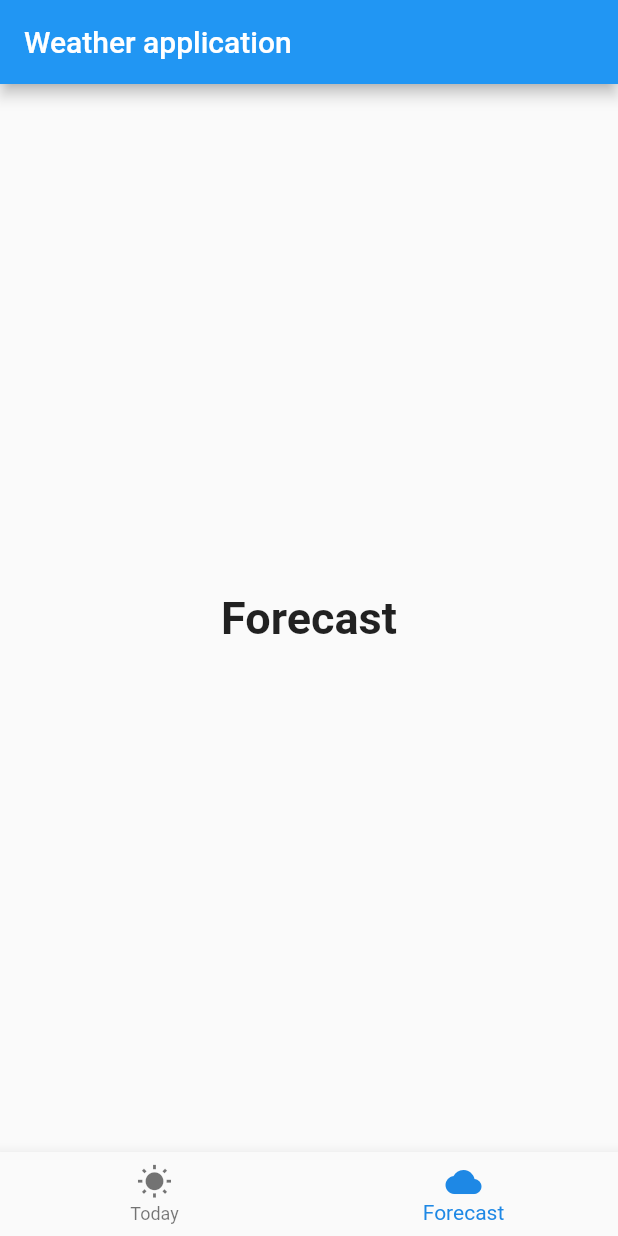
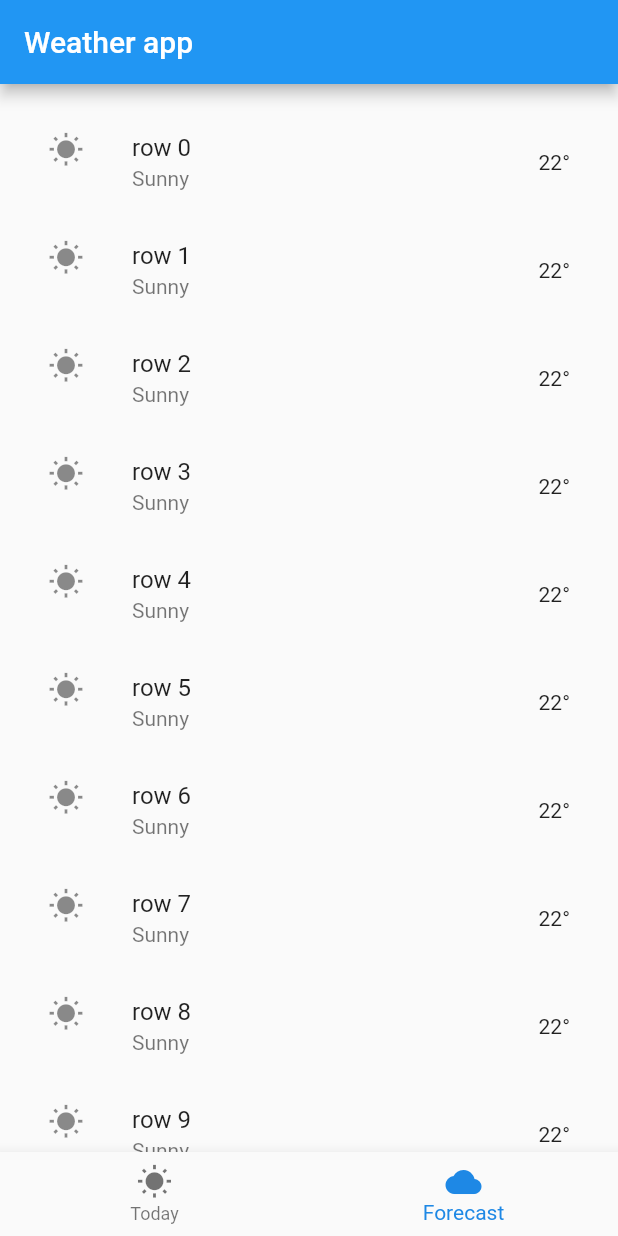
Before and after one commit to lanaumch/WeatherApp, a Flutter app: the screen it shows after launch, item 2 of the bottom bar chosen, on a phone screen of 412 x 824 dp. Run offline on Flutter 3.47's test engine with Material 2 defaults, Android fonts, the phone set to English and light mode, and no system bars; our stand-ins replace geolocator.

Commit message:
add location tracking

```diff
--- a/lib/main.dart
+++ b/lib/main.dart
@@ -1,9 +1,11 @@
 import 'package:flutter/material.dart';
+import 'package:http/http.dart' as http;
+import 'package:geolocator/geolocator.dart';
 
 void main() => runApp(WeatherApp());
 
 class WeatherApp extends StatelessWidget {
-  static const String _title = 'WeatherApp';
+  static const String _title = 'Weather App';
 
   @override
   Widget build(BuildContext context) {
@@ -23,23 +25,70 @@ class WeatherStatefulWidget extends StatefulWidget {
 
 class _WeatherStatefulWidgetState extends State<WeatherStatefulWidget> {
   int _selectedIndex = 0;
+  Geolocator geolocator = Geolocator();
+  static Position userLocation;
+  @override
+  void initState() {
+    // TODO: implement initState
+    super.initState();
+    _getLocation().then((position) {
+      userLocation = position;
+    });
+  }
+
   static const TextStyle optionStyle =
   TextStyle(fontSize: 30, fontWeight: FontWeight.bold);
-  static const List<Widget> _widgetOptions = <Widget>[
-    Text(
-      'Today',
+  static List<Widget> _widgetOptions = <Widget>[
+    userLocation == null
+        ? CircularProgressIndicator()
+        : Text("Location:" +
+          userLocation.latitude.toString() +
+          " " +
+          userLocation.longitude.toString(),
       style: optionStyle,
     ),
-    Text(
-      'Forecast',
-      style: optionStyle,
+    ListView.builder(
+      padding: const EdgeInsets.all(16.0),
+      itemBuilder: (context, index) {
+        return ListTile(
+          leading: Icon(Icons.wb_sunny),
+          title: Text('row $index'),
+          subtitle: Text('Sunny'),
+          trailing: Text('22°'),
+        );
+      }
     ),
   ];
 
   void _onItemTapped(int index) {
+    _getLocation().then((value) {
+      setState(() {
+        userLocation = value;
+        print("VALUE: "+userLocation.latitude.toString() );
+      });
+      _widgetOptions[0]= userLocation == null
+          ? CircularProgressIndicator()
+          : Text("Location:" +
+          userLocation.latitude.toString() +
+          " " +
+          userLocation.longitude.toString(),
+        style: optionStyle,
+      );
+    });
     setState(() {
       _selectedIndex = index;
+      print('INDEX');
     });
+  }
+  Future<Position> _getLocation() async {
+    var currentLocation;
+    try {
+      currentLocation = await geolocator.getCurrentPosition(
+          desiredAccuracy: LocationAccuracy.best);
+    } catch (e) {
+      currentLocation = null;
+    }
+    return currentLocation;
   }
 
 
@@ -48,7 +97,7 @@ class _WeatherStatefulWidgetState extends State<WeatherStatefulWidget> {
   Widget build(BuildContext context) {
     return Scaffold(
       appBar: AppBar(
-        title: const Text('Weather application'),
+        title: const Text('Weather app'),
       ),
       body: Center(
         child: _widgetOptions.elementAt(_selectedIndex),
@@ -56,8 +105,8 @@ class _WeatherStatefulWidgetState extends State<WeatherStatefulWidget> {
       bottomNavigationBar: BottomNavigationBar(
         items: const <BottomNavigationBarItem>[
           BottomNavigationBarItem(
-            icon: Icon(Icons.wb_sunny),
-            title: Text('Today')
+              icon: Icon(Icons.wb_sunny),
+              title: Text('Today')
           ),
           BottomNavigationBarItem(
             icon: Icon(Icons.wb_cloudy),
--- a/pubspec.yaml
+++ b/pubspec.yaml
@@ -23,6 +23,9 @@ environment:
 dependencies:
   flutter:
     sdk: flutter
+  geolocator: ^5.3.1
+  location: ^3.0.0
+  http: ^0.12.1
 
 
   # The following adds the Cupertino Icons font to your application.
```
Also changed, not shown: pubspec.lock.
